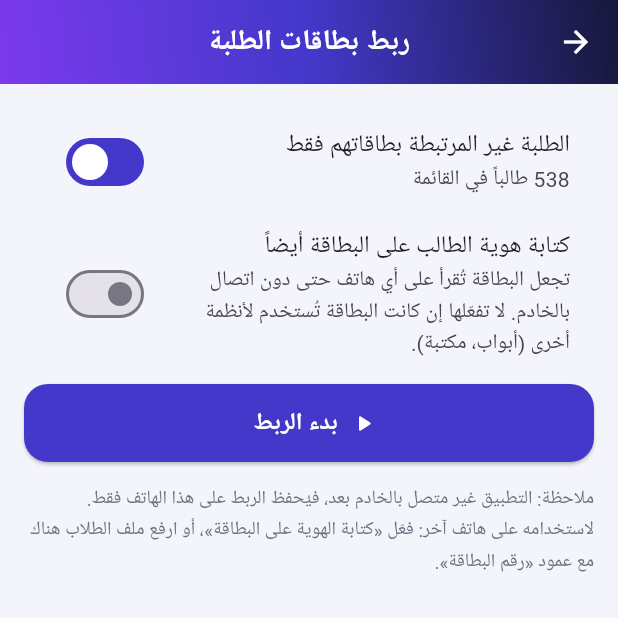
After one commit to drdshsw2022-byte/almaaqal, a Flutter app: the StudentsScreen screen opened directly, after a tap on the "nfc" icon, on a phone screen of 412 x 824 dp, the top half of it. The commit adds this screen. Run offline on Flutter 3.47's test engine with Material 3 defaults, Android fonts, the phone set to English and light mode, and no system bars; our stand-ins replace cloud_firestore, file_picker, firebase_auth, firebase_core, google_fonts, google_sign_in and 3 more; missing offline and left inert: excel, mobile_scanner, nfc_manager; accounts and stored records are empty; Roboto replaces fonts that are missing (Cairo).

Commit message:
Add files via upload

```diff
--- a/lib/screens/admin/students_screen.dart
+++ b/lib/screens/admin/students_screen.dart
@@ -7,6 +7,7 @@ import '../../widgets/common.dart';
 import '../common/filters.dart';
 import '../common/student_report_screen.dart';
 import '../common/nfc_link.dart';
+import '../common/nfc_bulk_link_screen.dart';
 import '../common/password_tools.dart';
 import '../student/id_card_screen.dart';
 
@@ -243,6 +244,20 @@ class _StudentsScreenState extends State<StudentsScreen> {
     return Scaffold(
       appBar: gradientAppBar('الطلاب', actions: [
         IconButton(
+          tooltip: 'ربط بطاقات NFC للمعروضين بالتتابع',
+          onPressed: _loading
+              ? null
+              : () async {
+                  await Navigator.push(
+                      context,
+                      MaterialPageRoute(
+                          builder: (_) =>
+                              NfcBulkLinkScreen(students: _filtered)));
+                  _load();
+                },
+          icon: const Icon(Icons.nfc),
+        ),
+        IconButton(
           tooltip: 'تعيين القسم للمعروضين',
           onPressed: _loading ? null : _bulkDept,
           icon: const Icon(Icons.drive_file_move_outline),
--- /dev/null
+++ b/lib/screens/common/nfc_bulk_link_screen.dart
@@ -0,0 +1,243 @@
+import 'package:flutter/material.dart';
+import 'package:nfc_manager/nfc_manager.dart';
+
+import '../../app_state.dart';
+import '../../data/repo.dart';
+import '../../models.dart';
+import '../../services/nfc_service.dart';
+import '../../theme.dart';
+import '../../widgets/common.dart';
+
+/// ربط بطاقات NFC بالطلبة بالتتابع: يظهر اسم الطالب، تُقرَّب بطاقته، ثم ينتقل للتالي.
+class NfcBulkLinkScreen extends StatefulWidget {
+  final List<Student> students;
+  final String title;
+  const NfcBulkLinkScreen(
+      {super.key, required this.students, this.title = 'ربط بطاقات الطلبة'});
+
+  @override
+  State<NfcBulkLinkScreen> createState() => _NfcBulkLinkScreenState();
+}
+
+class _NfcBulkLinkScreenState extends State<NfcBulkLinkScreen> {
+  late List<Student> _queue;
+  int _i = 0;
+  bool _onlyUnlinked = true;
+  bool _write = false;
+  bool _running = false;
+  bool _busy = false;
+  String? _msg;
+  bool _msgOk = true;
+  int _done = 0;
+
+  @override
+  void initState() {
+    super.initState();
+    _build();
+  }
+
+  @override
+  void dispose() {
+    NfcService.stopReading();
+    super.dispose();
+  }
+
+  void _build() {
+    _queue = widget.students
+        .where((s) => !_onlyUnlinked || s.nfcUid == null)
+        .toList()
+      ..sort((a, b) => a.name.compareTo(b.name));
+    _i = 0;
+  }
+
+  Student? get _cur => _i < _queue.length ? _queue[_i] : null;
+
+  Future<void> _start() async {
+    if (!await NfcService.isAvailable()) {
+      if (mounted) {
+        showSnack(context, 'NFC غير متاح أو مطفأ على هذا الهاتف', error: true);
+      }
+      return;
+    }
+    setState(() => _running = true);
+    await NfcService.startTagSession(_onTag, (e) {
+      if (mounted) {
+        setState(() {
+          _msg = e;
+          _msgOk = false;
+          _busy = false;
+        });
+      }
+    });
+  }
+
+  Future<void> _stop() async {
+    await NfcService.stopReading();
+    if (mounted) setState(() => _running = false);
+  }
+
+  Future<void> _onTag(NfcTag tag, NfcRead r) async {
+    final s = _cur;
+    if (s == null || _busy) return;
+    if (r.phoneWithoutId || (r.payload != null && r.uid == null)) {
+      _say('هذا هاتف وليس بطاقة؛ قرّب البطاقة الجامعية', false);
+      return;
+    }
+    final uid = r.uid;
+    if (uid == null) {
+      _say('تعذّرت قراءة البطاقة، أعد تقريبها', false);
+      return;
+    }
+    setState(() => _busy = true);
+    try {
+      await repo.setStudentNfc(s.id, uid);
+      var extra = '';
+      if (_write) {
+        try {
+          await NfcService.writeCode(tag, StudentCode.encode(s));
+          extra = ' وكُتبت الهوية عليها';
+        } catch (e) {
+          extra = ' (لم تُكتب الهوية على البطاقة: ${'$e'.replaceFirst('Exception: ', '')})';
+        }
+      }
+      _done++;
+      _i++;
+      _say('✔ ربطت بطاقة $uid بـ ${s.name}$extra', true);
+    } catch (e) {
+      _say(friendlyError(e), false);
+    } finally {
+      if (mounted) setState(() => _busy = false);
+    }
+  }
+
+  void _say(String m, bool ok) {
+    if (!mounted) return;
+    setState(() {
+      _msg = m;
+      _msgOk = ok;
+    });
+  }
+
+  @override
+  Widget build(BuildContext context) {
+    final s = _cur;
+    return Scaffold(
+      appBar: gradientAppBar(widget.title),
+      body: ListView(
+        padding: const EdgeInsets.all(16),
+        children: [
+          if (!_running) ...[
+            SwitchListTile(
+              value: _onlyUnlinked,
+              onChanged: (v) => setState(() {
+                _onlyUnlinked = v;
+                _build();
+              }),
+              title: const Text('الطلبة غير المرتبطة بطاقاتهم فقط'),
+              subtitle: Text('${_queue.length} طالباً في القائمة'),
+            ),
+            SwitchListTile(
+              value: _write,
+              onChanged: (v) => setState(() => _write = v),
+              title: const Text('كتابة هوية الطالب على البطاقة أيضاً'),
+              subtitle: const Text(
+                  'تجعل البطاقة تُقرأ على أي هاتف حتى دون اتصال بالخادم. لا تفعّلها إن كانت البطاقة تُستخدم لأنظمة أخرى (أبواب، مكتبة).'),
+            ),
+            const SizedBox(height: 8),
+            ElevatedButton.icon(
+              onPressed: _queue.isEmpty ? null : _start,
+              icon: const Icon(Icons.play_arrow_rounded),
+              label: const Text('بدء الربط'),
+            ),
+          ] else ...[
+            Container(
+              padding: const EdgeInsets.all(22),
+              decoration: BoxDecoration(
+                  gradient: AppColors.mainGradient,
+                  borderRadius: BorderRadius.circular(24)),
+              child: Column(
+                children: [
+                  const Icon(Icons.nfc, color: Colors.white, size: 64),
+                  const SizedBox(height: 10),
+                  if (s == null)
+                    const Text('اكتمل ربط جميع الطلبة في القائمة 🎉',
+                        style: TextStyle(
+                            color: Colors.white,
+                            fontSize: 18,
+                            fontWeight: FontWeight.w800))
+                  else ...[
+                    Text('قرّب بطاقة:',
+                        style:
+                            TextStyle(color: Colors.white.withOpacity(0.8))),
+                    Text(s.name,
+                        textAlign: TextAlign.center,
+                        style: const TextStyle(
+                            color: Colors.white,
+                            fontSize: 21,
+                            fontWeight: FontWeight.w900)),
+                    Text('الرقم المعرفي: ${s.id} • ${stageName(s.stage)}',
+                        style: const TextStyle(color: AppColors.gold)),
+                    const SizedBox(height: 6),
+                    Text('${_i + 1} من ${_queue.length}',
+                        style: const TextStyle(color: Colors.white70)),
+                  ],
+                ],
+              ),
+            ),
+            if (_msg != null)
+              Padding(
+                padding: const EdgeInsets.only(top: 12),
+                child: Text(_msg!,
+                    textAlign: TextAlign.center,
+                    style: TextStyle(
+                        fontWeight: FontWeight.w700,
+                        color: _msgOk ? AppColors.emerald : AppColors.rose)),
+              ),
+            const SizedBox(height: 12),
+            Row(
+              children: [
+                Expanded(
+                  child: OutlinedButton.icon(
+                    onPressed: s == null
+                        ? null
+                        : () => setState(() {
+                              _i++;
+                              _msg = 'تخطّيت ${s.name}';
+                              _msgOk = true;
+                            }),
+                    icon: const Icon(Icons.skip_next),
+                    label: const Text('تخطٍّ (بلا بطاقة)'),
+                  ),
+                ),
+                const SizedBox(width: 8),
+                Expanded(
+                  child: OutlinedButton.icon(
+                    onPressed: _i == 0
+                        ? null
+                        : () => setState(() {
+                              _i--;
+                              _msg = null;
+                            }),
+                    icon: const Icon(Icons.undo),
+                    label: const Text('السابق'),
+                  ),
+                ),
+              ],
+            ),
+            const SizedBox(height: 8),
+            TextButton(
+                onPressed: _stop,
+                child: Text('إيقاف (رُبطت $_done بطاقة)')),
+          ],
+          const SizedBox(height: 14),
+          Text(
+            repo.isDemo
+                ? 'ملاحظة: التطبيق غير متصل بالخادم بعد، فيُحفظ الربط على هذا الهاتف فقط. لاستخدامه على هاتف آخر: فعّل «كتابة الهوية على البطاقة»، أو ارفع ملف الطلاب هناك مع عمود «رقم البطاقة».'
+                : 'يُحفظ الربط على خادم الجامعة ويعمل فوراً على هواتف جميع التدريسيين.',
+            style: const TextStyle(color: AppColors.muted, fontSize: 12.5, height: 1.6),
+          ),
+        ],
+      ),
+    );
+  }
+}
```
Also changed, not shown: lib/screens/doctor/live_session_screen.dart (+28 -1 lines), lib/services/excel_import.dart (+9 -3 lines), lib/services/nfc_service.dart (+66 -0 lines).
